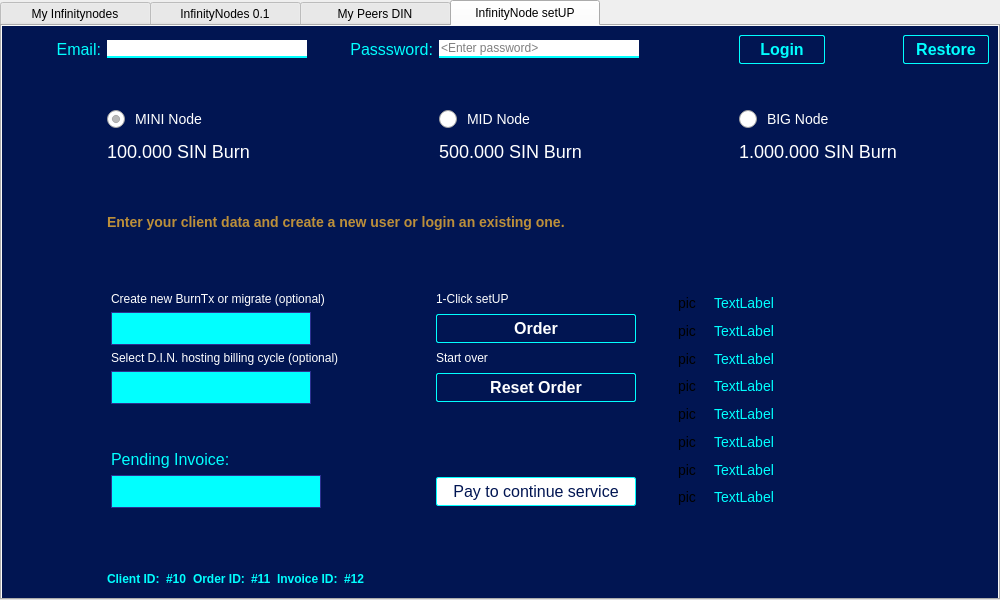
Before: the Qt Designer form src/qt/forms/masternodelist.ui in hardwarewise/SIN-core, drawn with Qt 5.
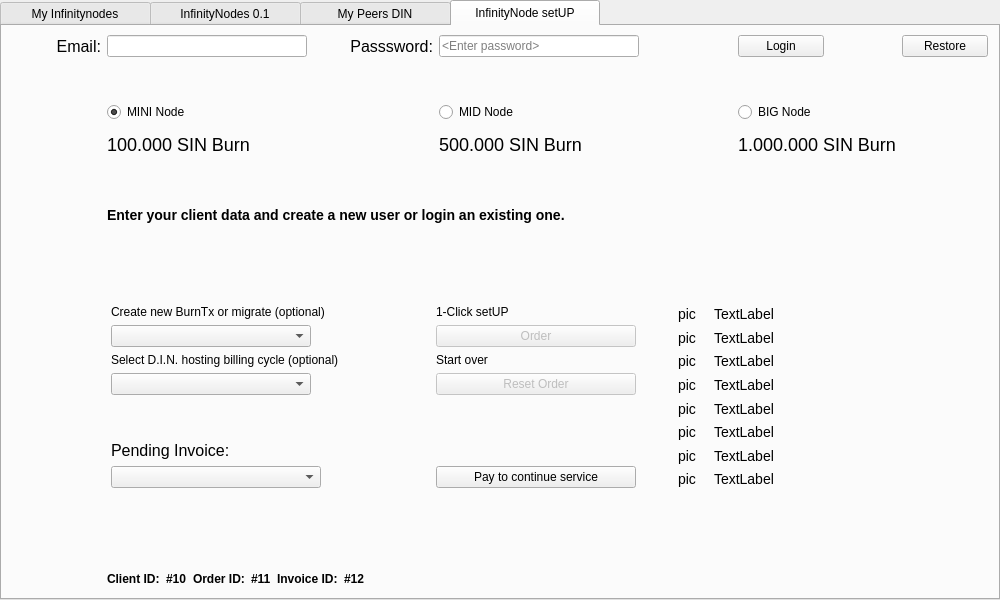
After: the same form once the commit is applied. Icons and pictures are not drawn.

```diff
--- a/src/qt/forms/masternodelist.ui
+++ b/src/qt/forms/masternodelist.ui
@@ -471,15 +471,14 @@
        <widget class="QWidget" name="tabNodeSetup">
         <property name="styleSheet">
          <string notr="true">QWidget#tabNodeSetup {
-background-color : #011552;
+/*background-color : #011552;*/
 background-image: url(':/images/setuplogo');
 background-position : right bottom;
 background-repeat:none;
-/*border : 3px solid #01FFFF;*/
 }
 
 
-QRadioButton:checked {
+/*QRadioButton:checked {
     color: #FFFFFF;
     font-size:18px;
 }
@@ -508,8 +507,9 @@
    image: url(':/images/radio_unchecked1');
 }
 
+*/
 
-QComboBox { /* Dropdown Menus */
+/*QComboBox { 
 
 font-size: 16px;
 font-weight:normal;
@@ -573,7 +573,7 @@
 color:transparent;
 selection-color:transparent;
 }
-</string>
+*/</string>
         </property>
         <attribute name="title">
          <string>InfinityNode setUP</string>
@@ -609,10 +609,7 @@
               </size>
              </property>
              <property name="styleSheet">
-              <string notr="true">background-color: white;
-border: 0;
-outline: 0;
-border-bottom: 2px solid  #01FFFF;</string>
+              <string notr="true"/>
              </property>
              <property name="echoMode">
               <enum>QLineEdit::Password</enum>
@@ -651,7 +648,7 @@
              </property>
              <property name="styleSheet">
               <string notr="true">font-size:16px;
-color: #01FFFF;
+
 
 </string>
              </property>
@@ -731,9 +728,15 @@
                <verstretch>0</verstretch>
               </sizepolicy>
              </property>
+             <property name="minimumSize">
+              <size>
+               <width>87</width>
+               <height>0</height>
+              </size>
+             </property>
              <property name="maximumSize">
               <size>
-               <width>16777215</width>
+               <width>87</width>
                <height>0</height>
               </size>
              </property>
@@ -746,7 +749,7 @@
             <widget class="QLabel" name="labelLILDesc">
              <property name="styleSheet">
               <string notr="true">font-size:18px;
-color:#ffffff;</string>
+</string>
              </property>
              <property name="text">
               <string>100.000 SIN Burn</string>
@@ -774,38 +777,7 @@
               </size>
              </property>
              <property name="styleSheet">
-              <string notr="true">QPushButton#btnLogin {
-	/* Secondary Button Style */
-	border:  1px solid  #01FFFF;
-    background-color:#011552;
-    font-size:16px;
-	font-weight: bold;
-    padding:4px 6px;
-    color: #01FFFF;
-    border-radius: 2px;
-	
-}
-QPushButton#btnLogin:hover {
-	border:  2px solid #01FFFF;
-    background-color:#011552;
-    font-size:16px;
-	font-weight:bold;
-    padding:4px 6px;
-    color: #FFFFFF;
-    border-radius: 2px;	
-	
-}
-
-QPushButton#btnLogin:pressed {
-	border:  2px solid #01FFFF;
-    background-color:#FFFFFF;
-    font-size:16px;
-	font-weight:bold;
-    padding:4px 6px;
-    color: #FFFFFF;
-    border-radius: 2px;	
-}
-</string>
+              <string notr="true"/>
              </property>
              <property name="text">
               <string>Login</string>
@@ -816,7 +788,7 @@
             <widget class="QLabel" name="labelMIDDesc">
              <property name="styleSheet">
               <string notr="true">font-size:18px;
-color:#ffffff;</string>
+</string>
              </property>
              <property name="text">
               <string>500.000 SIN Burn</string>
@@ -863,38 +835,7 @@
               </size>
              </property>
              <property name="styleSheet">
-              <string notr="true">QPushButton#btnRestore {
-	/* Secondary Button Style */
-	border:  1px solid  #01FFFF;
-    background-color:#011552;
-    font-size:16px;
-	font-weight: bold;
-    padding:4px 6px;
-    color: #01FFFF;
-    border-radius: 2px;
-	
-}
-QPushButton#btnRestore:hover {
-	border:  2px solid #01FFFF;
-    background-color:#011552;
-    font-size:16px;
-	font-weight:bold;
-    padding:4px 6px;
-    color: #FFFFFF;
-    border-radius: 2px;	
-	
-}
-
-QPushButton#btnRestore:pressed {
-	border:  2px solid #01FFFF;
-    background-color:#FFFFFF;
-    font-size:16px;
-	font-weight:bold;
-    padding:4px 6px;
-    color: #FFFFFF;
-    border-radius: 2px;	
-}
-</string>
+              <string notr="true"/>
              </property>
              <property name="text">
               <string>Restore</string>
@@ -930,7 +871,7 @@
             <widget class="QLabel" name="labelBIGDesc">
              <property name="styleSheet">
               <string notr="true">font-size:18px;
-color:#ffffff;</string>
+</string>
              </property>
              <property name="text">
               <string>1.000.000 SIN Burn</string>
@@ -952,10 +893,7 @@
               </size>
              </property>
              <property name="styleSheet">
-              <string notr="true">background-color: white;
-border: 0;
-outline: 0;
-border-bottom: 2px solid  #01FFFF;</string>
+              <string notr="true"/>
              </property>
             </widget>
            </item>
@@ -988,7 +926,7 @@
              </property>
              <property name="styleSheet">
               <string notr="true">font-size:16px;
-color: #01FFFF;
+
 
 </string>
              </property>
@@ -1045,7 +983,7 @@
              <property name="styleSheet">
               <string notr="true">font-size:14px;
 font-weight:bold;
-color: #BC8F3A;</string>
+</string>
              </property>
              <property name="text">
               <string>Enter your client data and create a new user or login an existing one.</string>
@@ -1096,38 +1034,7 @@
                  </size>
                 </property>
                 <property name="styleSheet">
-                 <string notr="true">QPushButton#btnSetupReset {
-	/* Secondary Button Style */
-	border:  1px solid  #01FFFF;
-    background-color:#011552;
-    font-size:16px;
-	font-weight: bold;
-    padding:4px 6px;
-    color: #FFFFFF;
-    border-radius: 2px;
-	
-}
-QPushButton#btnSetupReset:hover {
-	border:  2px solid #01FFFF;
-    background-color:#011552;
-    font-size:16px;
-	font-weight:bold;
-    padding:4px 6px;
-    color: #01FFFF;
-    border-radius: 2px;	
-	
-}
-
-QPushButton#btnSetupReset:pressed {
-	border:  2px solid #01FFFF;
-    background-color:#011552;
-    font-size:16px;
-	font-weight:bold;
-    padding:4px 6px;
-    color: #01FFFF;
-    border-radius: 2px;	
-}
-</string>
+                 <string notr="true"/>
                 </property>
                 <property name="text">
                  <string>Reset Order</string>
@@ -1139,7 +1046,7 @@
                 <property name="minimumSize">
                  <size>
                   <width>200</width>
-                  <height>33</height>
+                  <height>0</height>
                  </size>
                 </property>
                 <property name="maximumSize">
@@ -1162,8 +1069,7 @@
               <item row="0" column="3">
                <widget class="QLabel" name="label_8">
                 <property name="styleSheet">
-                 <string notr="true">color: rgb(255, 255, 255);
-</string>
+                 <string notr="true"/>
                 </property>
                 <property name="text">
                  <string>1-Click setUP</string>
@@ -1181,7 +1087,7 @@
                 <property name="minimumSize">
                  <size>
                   <width>200</width>
-                  <height>33</height>
+                  <height>0</height>
                  </size>
                 </property>
                 <property name="maximumSize">
@@ -1190,6 +1096,9 @@
                   <height>16777215</height>
                  </size>
                 </property>
+                <property name="styleSheet">
+                 <string notr="true"/>
+                </property>
                </widget>
               </item>
               <item row="2" column="3">
@@ -1201,8 +1110,7 @@
                  </sizepolicy>
                 </property>
                 <property name="styleSheet">
-                 <string notr="true">color: rgb(255, 255, 255);
-</string>
+                 <string notr="true"/>
                 </property>
                 <property name="text">
                  <string>Start over</string>
@@ -1230,38 +1138,7 @@
                  </size>
                 </property>
                 <property name="styleSheet">
-                 <string notr="true">QPushButton#payButton {
-	/* Secondary Button Style */
-	border:  1px solid  #01FFFF;
-    background-color:#FFFFFF;
-    font-size:16px;
-	/*font-weight: bold;*/
-    padding:4px 6px;
-    color: #011552;
-    border-radius: 2px;
-	
-}
-QPushButton#payButton:hover {
-	border:  2px solid #01FFFF;
-    background-color:#011552;
-    font-size:16px;
-	/*font-weight:bold;*/
-    padding:4px 6px;
-    color: #01FFFF;
-    border-radius: 2px;	
-	
-}
-
-QPushButton#payButton:pressed {
-	border:  2px solid #01FFFF;
-    background-color:#011552;
-    font-size:16px;
-	/*font-weight:bold;*/
-    padding:4px 6px;
-    color: #01FFFF;
-    border-radius: 2px;	
-}
-</string>
+                 <string notr="true"/>
                 </property>
                 <property name="text">
                  <string>Pay to continue service</string>
@@ -1302,8 +1179,7 @@
                  </sizepolicy>
                 </property>
                 <property name="styleSheet">
-                 <string notr="true">color: rgb(255, 255, 255);
-</string>
+                 <string notr="true"/>
                 </property>
                 <property name="text">
                  <string>Select D.I.N. hosting billing cycle (optional)</string>
@@ -1319,8 +1195,7 @@
                  </sizepolicy>
                 </property>
                 <property name="styleSheet">
-                 <string notr="true">color: rgb(255, 255, 255);
-</string>
+                 <string notr="true"/>
                 </property>
                 <property name="text">
                  <string>Create new BurnTx or migrate (optional)</string>
@@ -1332,7 +1207,7 @@
                 <property name="minimumSize">
                  <size>
                   <width>200</width>
-                  <height>33</height>
+                  <height>0</height>
                  </size>
                 </property>
                 <property name="maximumSize">
@@ -1378,7 +1253,7 @@
                 </property>
                 <property name="styleSheet">
                  <string notr="true">font-size:16px;
-color: #01FFFF;
+
 
 </string>
                 </property>
@@ -1452,41 +1327,7 @@
                  <enum>Qt::LeftToRight</enum>
                 </property>
                 <property name="styleSheet">
-                 <string notr="true">QPushButton#btnSetup {
-	/* Secondary Button Style */
-	border:  1px solid  #01FFFF;
-    background-color:#011552;
-    font-size:16px;
-	font-weight: bold;
-    padding:4px 6px;
-    color: #FFFFFF;
-    border-radius: 2px;
-    text-align:center;
-	
-}
-QPushButton#btnSetup:hover {
-	border:  2px solid #01FFFF;
-    background-color:#011552;
-    font-size:16px;
-	font-weight:bold;
-    padding:4px 6px;
-    color: #01FFFF;
-    border-radius: 2px;	
-	
-}
-
-QPushButton#btnSetup:pressed {
-	border:  2px solid #01FFFF;
-    background-color:#011552;
-    font-size:16px;
-	font-weight:bold;
-    padding:4px 6px;
-    color: #01FFFF;
-    border-radius: 2px;	
-}
-
-
-</string>
+                 <string notr="true"/>
                 </property>
                 <property name="text">
                  <string>Order</string>
@@ -1587,7 +1428,7 @@
                  <widget class="QLabel" name="labelTxt_1">
                   <property name="styleSheet">
                    <string notr="true">font-size:14px;
-color: #01FFFF;</string>
+</string>
                   </property>
                   <property name="text">
                    <string>TextLabel</string>
@@ -1598,7 +1439,7 @@
                  <widget class="QLabel" name="labelTxt_2">
                   <property name="styleSheet">
                    <string notr="true">font-size:14px;
-color: #01FFFF;</string>
+</string>
                   </property>
                   <property name="text">
                    <string>TextLabel</string>
@@ -1609,7 +1450,7 @@
                  <widget class="QLabel" name="labelTxt_3">
                   <property name="styleSheet">
                    <string notr="true">font-size:14px;
-color: #01FFFF;</string>
+</string>
                   </property>
                   <property name="text">
                    <string>TextLabel</string>
@@ -1620,7 +1461,7 @@
                  <widget class="QLabel" name="labelTxt_4">
                   <property name="styleSheet">
                    <string notr="true">font-size:14px;
-color: #01FFFF;</string>
+</string>
                   </property>
                   <property name="text">
                    <string>TextLabel</string>
@@ -1631,7 +1472,7 @@
                  <widget class="QLabel" name="labelTxt_5">
                   <property name="styleSheet">
                    <string notr="true">font-size:14px;
-color: #01FFFF;</string>
+</string>
                   </property>
                   <property name="text">
                    <string>TextLabel</string>
@@ -1642,7 +1483,7 @@
                  <widget class="QLabel" name="labelTxt_6">
                   <property name="styleSheet">
                    <string notr="true">font-size:14px;
-color: #01FFFF;</string>
+</string>
                   </property>
                   <property name="text">
                    <string>TextLabel</string>
@@ -1653,7 +1494,7 @@
                  <widget class="QLabel" name="labelTxt_7">
                   <property name="styleSheet">
                    <string notr="true">font-size:14px;
-color: #01FFFF;</string>
+</string>
                   </property>
                   <property name="text">
                    <string>TextLabel</string>
@@ -1664,7 +1505,7 @@
                  <widget class="QLabel" name="labelTxt_8">
                   <property name="styleSheet">
                    <string notr="true">font-size:14px;
-color: #01FFFF;</string>
+</string>
                   </property>
                   <property name="text">
                    <string>TextLabel</string>
@@ -1729,7 +1570,7 @@
              </property>
              <property name="styleSheet">
               <string notr="true">font-size:12px;
-color: #01FFFF;</string>
+</string>
              </property>
              <property name="text">
               <string>Client ID:</string>
@@ -1747,7 +1588,7 @@
              </property>
              <property name="styleSheet">
               <string notr="true">font-size:12px;
-color: #01FFFF;</string>
+</string>
              </property>
              <property name="text">
               <string>#10</string>
@@ -1765,7 +1606,7 @@
              </property>
              <property name="styleSheet">
               <string notr="true">font-size:12px;
-color: #01FFFF;</string>
+</string>
              </property>
              <property name="text">
               <string>Order ID:</string>
@@ -1783,7 +1624,7 @@
              </property>
              <property name="styleSheet">
               <string notr="true">font-size:12px;
-color: #01FFFF;</string>
+</string>
              </property>
              <property name="text">
               <string>#11</string>
@@ -1801,7 +1642,7 @@
              </property>
              <property name="styleSheet">
               <string notr="true">font-size:12px;
-color: #01FFFF;</string>
+</string>
              </property>
              <property name="text">
               <string>Invoice ID:</string>
@@ -1819,7 +1660,7 @@
              </property>
              <property name="styleSheet">
               <string notr="true">font-size:12px;
-color: #01FFFF;</string>
+</string>
              </property>
              <property name="text">
               <string>#12</string>
```
